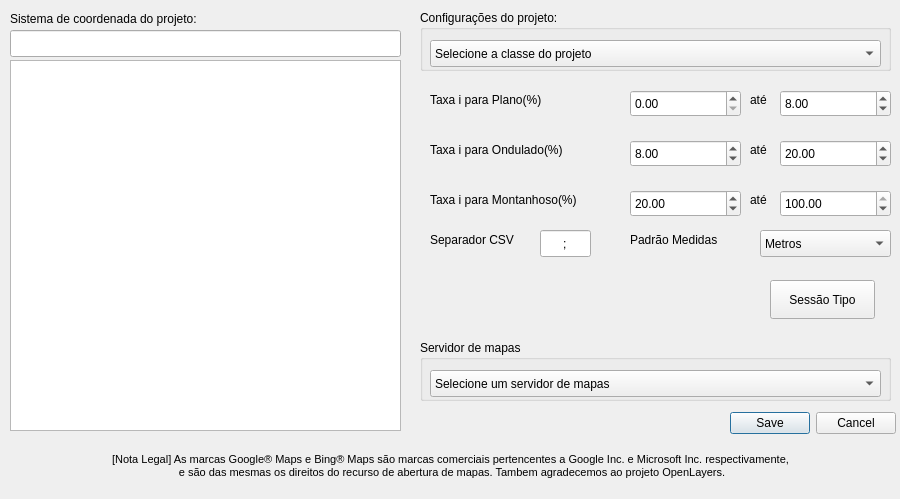
matheusfillipe/Topografia, file app/view/ui/Topo_dialog_conf.ui: the form before one commit.
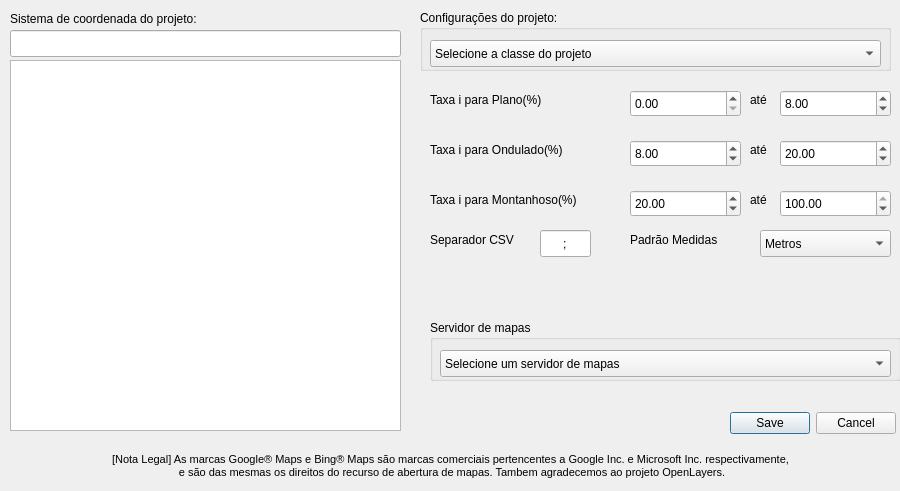
The form after the commit.

```diff
--- a/app/view/ui/Topo_dialog_conf.ui
+++ b/app/view/ui/Topo_dialog_conf.ui
@@ -10,7 +10,7 @@
     <x>0</x>
     <y>0</y>
     <width>900</width>
-    <height>499</height>
+    <height>491</height>
    </rect>
   </property>
   <property name="sizePolicy">
@@ -314,8 +314,8 @@
   <widget class="QGroupBox" name="groupBox_2">
    <property name="geometry">
     <rect>
-     <x>420</x>
-     <y>340</y>
+     <x>430</x>
+     <y>320</y>
      <width>471</width>
      <height>61</height>
     </rect>
@@ -469,22 +469,6 @@
     </property>
    </item>
   </widget>
-  <widget class="QPushButton" name="sessaoTipoButton">
-   <property name="geometry">
-    <rect>
-     <x>770</x>
-     <y>280</y>
-     <width>105</width>
-     <height>39</height>
-    </rect>
-   </property>
-   <property name="toolTip">
-    <string>Definir Sessão Tipo Transversal</string>
-   </property>
-   <property name="text">
-    <string>Sessão Tipo</string>
-   </property>
-  </widget>
   <action name="actionOpenFolderAction">
    <property name="text">
     <string>openFolderAction</string>
```
